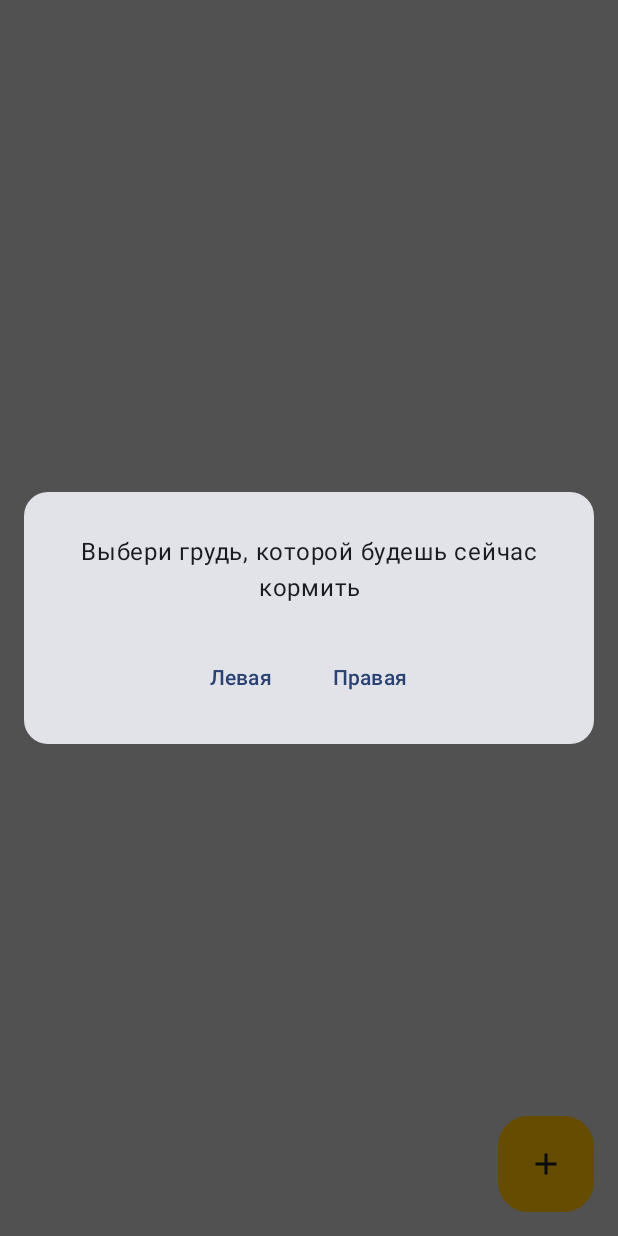
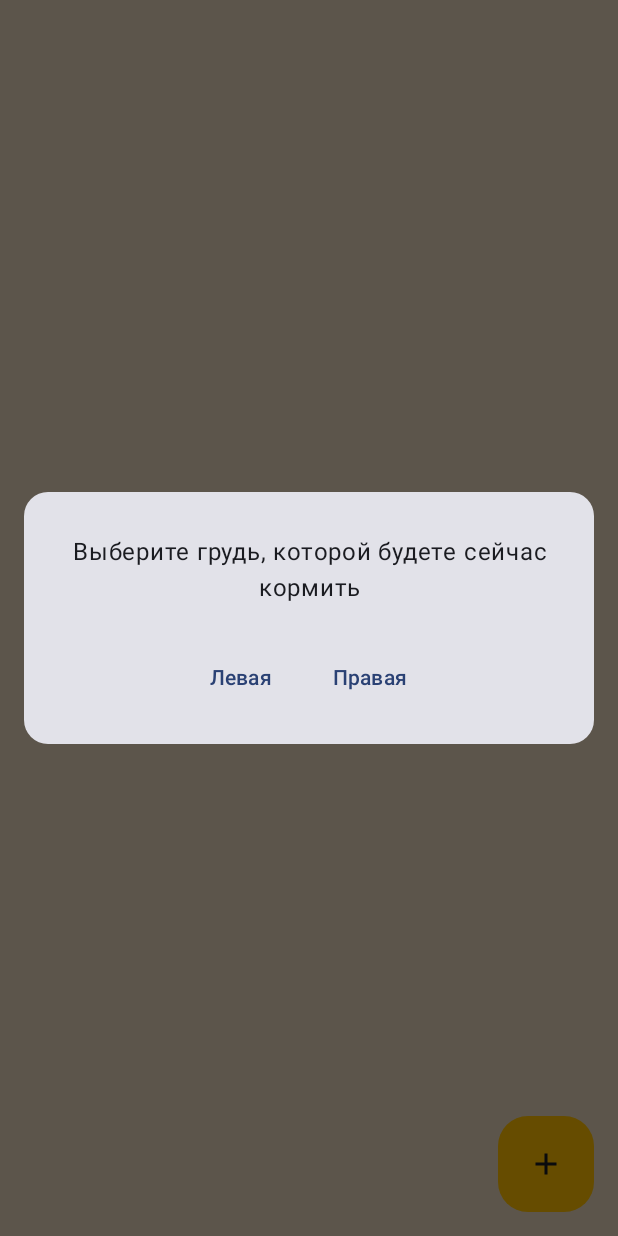
Before and after one commit to tyupik/teating, an Android app built with Jetpack Compose: the composable EatingListView shown on its own in the app's theme, after a tap on "Добавить", on a phone screen of 412 x 824 dp. Run offline under Robolectric (Android 15) with nearby library versions, the phone set to English and light mode, and no system bars; our stand-ins replace Dagger/Hilt's generated code.

Commit message:
app v1.1: - added empty state - added loading indicator - changed colors - added animations - code was improvement - app version

```diff
--- a/app/build.gradle.kts
+++ b/app/build.gradle.kts
@@ -14,8 +14,8 @@ android {
         applicationId = "com.tyupik.teating"
         minSdk = 24
         targetSdk = 33
-        versionCode = 1
-        versionName = "1.0"
+        versionCode = 2
+        versionName = "1.1"
 
         testInstrumentationRunner = "androidx.test.runner.AndroidJUnitRunner"
         vectorDrawables {
--- a/app/src/main/java/com/tyupik/teating/ui/eating_list/EatingListViewModel.kt
+++ b/app/src/main/java/com/tyupik/teating/ui/eating_list/EatingListViewModel.kt
@@ -5,7 +5,7 @@ import androidx.lifecycle.viewModelScope
 import com.tyupik.teating.business.EatingListInteractor
 import com.tyupik.teating.ui.eating_list.compose.EatingListState
 import com.tyupik.teating.ui.eating_list.compose.EatingListState.DataShowState
-import com.tyupik.teating.ui.eating_list.compose.EatingListState.DialogState
+import com.tyupik.teating.ui.eating_list.compose.EatingListState.LoadingState
 import com.tyupik.teating.ui.eating_list.model.EatingItem
 import com.tyupik.teating.ui.eating_list.model.Side
 import dagger.hilt.android.lifecycle.HiltViewModel
@@ -19,8 +19,7 @@ class EatingListViewModel @Inject constructor(
     private val interactor: EatingListInteractor,
 ) : ViewModel() {
 
-    private val _composeState: MutableStateFlow<EatingListState> =
-        MutableStateFlow(DataShowState(emptyList()))
+    private val _composeState: MutableStateFlow<EatingListState> = MutableStateFlow(LoadingState)
     val composeState: StateFlow<EatingListState>
         get() = _composeState
 
@@ -30,23 +29,10 @@ class EatingListViewModel @Inject constructor(
         loadData()
     }
 
-    fun loadData() {
-        viewModelScope.launch {
-            uiData = interactor.getEatingList()
-            _composeState.tryEmit(DataShowState(uiData))
-        }
-    }
-
     fun onRemoveClick(id: String) {
         viewModelScope.launch {
             interactor.removeItem(id)
             loadData()
-        }
-    }
-
-    fun onAddClick() {
-        viewModelScope.launch {
-            _composeState.tryEmit(DialogState)
         }
     }
 
@@ -57,4 +43,11 @@ class EatingListViewModel @Inject constructor(
         }
     }
 
+    private fun loadData() {
+        viewModelScope.launch {
+            uiData = interactor.getEatingList()
+            _composeState.tryEmit(DataShowState(uiData))
+        }
+    }
+
 }
--- a/app/src/main/java/com/tyupik/teating/ui/eating_list/compose/BreastDialog.kt
+++ b/app/src/main/java/com/tyupik/teating/ui/eating_list/compose/BreastDialog.kt
@@ -25,8 +25,9 @@ import com.tyupik.teating.ui.eating_list.model.Side
 fun BreastDialog(
     onButtonClick: (Side) -> Unit,
     onDismiss: () -> Unit,
+    onDismissWithoutScroll: () -> Unit,
 ) {
-    Dialog(onDismissRequest = { onDismiss() }) {
+    Dialog(onDismissRequest = { onDismissWithoutScroll() }) {
         Card(
             modifier = Modifier
                 .fillMaxWidth()
@@ -53,13 +54,17 @@ fun BreastDialog(
                     TextButton(
                         onClick = {
                             onButtonClick(Side.LEFT)
+                            onDismiss()
                         },
                         modifier = Modifier.padding(8.dp),
                     ) {
                         Text(stringResource(R.string.left))
                     }
                     TextButton(
-                        onClick = { onButtonClick(Side.RIGHT) },
+                        onClick = {
+                            onButtonClick(Side.RIGHT)
+                            onDismiss()
+                        },
                         modifier = Modifier.padding(8.dp),
                     ) {
                         Text(stringResource(R.string.right))
--- a/app/src/main/java/com/tyupik/teating/ui/eating_list/compose/EatingListItems.kt
+++ b/app/src/main/java/com/tyupik/teating/ui/eating_list/compose/EatingListItems.kt
@@ -1,6 +1,8 @@
 package com.tyupik.teating.ui.eating_list.compose
 
+import androidx.compose.foundation.ExperimentalFoundationApi
 import androidx.compose.foundation.background
+import androidx.compose.foundation.layout.Arrangement
 import androidx.compose.foundation.layout.Column
 import androidx.compose.foundation.layout.Row
 import androidx.compose.foundation.layout.Spacer
@@ -8,48 +10,51 @@ import androidx.compose.foundation.layout.fillMaxSize
 import androidx.compose.foundation.layout.fillMaxWidth
 import androidx.compose.foundation.layout.height
 import androidx.compose.foundation.layout.padding
-import androidx.compose.foundation.rememberScrollState
+import androidx.compose.foundation.lazy.LazyColumn
+import androidx.compose.foundation.lazy.LazyListState
+import androidx.compose.foundation.lazy.itemsIndexed
 import androidx.compose.foundation.shape.RoundedCornerShape
-import androidx.compose.foundation.verticalScroll
 import androidx.compose.material.icons.Icons
 import androidx.compose.material.icons.filled.Clear
 import androidx.compose.material3.Icon
 import androidx.compose.material3.IconButton
 import androidx.compose.material3.Text
 import androidx.compose.runtime.Composable
+import androidx.compose.ui.Alignment
 import androidx.compose.ui.Modifier
 import androidx.compose.ui.draw.clip
-import androidx.compose.ui.graphics.Color
 import androidx.compose.ui.graphics.Color.Companion.White
 import androidx.compose.ui.res.stringResource
+import androidx.compose.ui.text.style.TextAlign
 import androidx.compose.ui.unit.dp
+import androidx.compose.ui.unit.sp
 import com.tyupik.teating.R
 import com.tyupik.teating.ui.eating_list.model.EatingItem
+import com.tyupik.teating.ui.theme.BackgroundCard
 
+@OptIn(ExperimentalFoundationApi::class)
 @Composable
 fun EatingListItems(
     uiData: List<EatingItem>,
+    listState: LazyListState,
     onRemoveClick: (String) -> Unit = {},
 ) {
     Column(
-        Modifier
+        modifier = Modifier
             .fillMaxSize()
-            .verticalScroll(rememberScrollState())
-            .background(color = Color.LightGray)
             .padding(horizontal = 16.dp)
             .padding(top = 8.dp)
     ) {
-        uiData.forEach { item ->
-            Column {
-                Spacer(
-                    modifier = Modifier
-                        .height(4.dp)
-                        .background(color = Color.LightGray)
-                )
+        if (uiData.isNotEmpty()) {
+            LazyColumn(state = listState, modifier = Modifier.fillMaxSize()) {
+                itemsIndexed(items = uiData, key = { _, item -> item.id }) { index, item ->
+                    val color = if (index == 0) BackgroundCard else White
+                    Column(Modifier.animateItemPlacement()) {
+                        Spacer(modifier = Modifier.height(4.dp))
                         Row(
                             Modifier
                                 .clip(shape = RoundedCornerShape(20.dp))
-                        .background(color = White)
+                                .background(color = color)
                                 .padding(horizontal = 8.dp)
                                 .fillMaxWidth()
                         ) {
@@ -74,13 +79,25 @@ fun EatingListItems(
                                 )
                             }
                         }
-                Spacer(
-                    modifier = Modifier
-                        .height(4.dp)
-                        .background(color = Color.LightGray)
-                )
-            }
-
+                        Spacer(modifier = Modifier.height(4.dp))
                     }
                 }
             }
+        } else {
+            Column(
+                modifier = Modifier.fillMaxSize(),
+                verticalArrangement = Arrangement.Center,
+                horizontalAlignment = Alignment.CenterHorizontally
+            ) {
+                Text(
+                    text = stringResource(R.string.click_plus),
+                    textAlign = TextAlign.Center,
+                    modifier = Modifier
+                        .padding(16.dp)
+                        .align(alignment = Alignment.CenterHorizontally),
+                    fontSize = 19.sp
+                )
+            }
+        }
+    }
+}
--- a/app/src/main/java/com/tyupik/teating/ui/eating_list/compose/EatingListState.kt
+++ b/app/src/main/java/com/tyupik/teating/ui/eating_list/compose/EatingListState.kt
@@ -5,6 +5,6 @@ import com.tyupik.teating.ui.eating_list.model.EatingItem
 sealed class EatingListState {
 
     data class DataShowState(val items: List<EatingItem>) : EatingListState()
-    object DialogState : EatingListState()
+    object LoadingState : EatingListState()
 
 }
--- a/app/src/main/java/com/tyupik/teating/ui/eating_list/compose/EatingListView.kt
+++ b/app/src/main/java/com/tyupik/teating/ui/eating_list/compose/EatingListView.kt
@@ -1,18 +1,24 @@
 package com.tyupik.teating.ui.eating_list.compose
 
 import androidx.compose.foundation.background
+import androidx.compose.foundation.clickable
 import androidx.compose.foundation.layout.Box
 import androidx.compose.foundation.layout.fillMaxSize
 import androidx.compose.foundation.layout.padding
 import androidx.compose.foundation.layout.size
+import androidx.compose.foundation.lazy.rememberLazyListState
 import androidx.compose.foundation.shape.RoundedCornerShape
 import androidx.compose.material.icons.Icons
 import androidx.compose.material.icons.filled.Add
+import androidx.compose.material3.CircularProgressIndicator
 import androidx.compose.material3.Icon
-import androidx.compose.material3.IconButton
 import androidx.compose.runtime.Composable
 import androidx.compose.runtime.collectAsState
 import androidx.compose.runtime.getValue
+import androidx.compose.runtime.mutableStateOf
+import androidx.compose.runtime.remember
+import androidx.compose.runtime.rememberCoroutineScope
+import androidx.compose.runtime.setValue
 import androidx.compose.ui.Alignment
 import androidx.compose.ui.Modifier
 import androidx.compose.ui.draw.clip
@@ -22,37 +28,66 @@ import androidx.compose.ui.unit.dp
 import com.tyupik.teating.R
 import com.tyupik.teating.ui.eating_list.EatingListViewModel
 import com.tyupik.teating.ui.eating_list.compose.EatingListState.DataShowState
-import com.tyupik.teating.ui.eating_list.compose.EatingListState.DialogState
+import com.tyupik.teating.ui.eating_list.compose.EatingListState.LoadingState
+import com.tyupik.teating.ui.theme.BackgroundCommon
+import kotlinx.coroutines.delay
+import kotlinx.coroutines.launch
 
 @Composable
 fun EatingListView(viewModel: EatingListViewModel) {
     val state: EatingListState by viewModel.composeState.collectAsState()
+    var openDialog by remember { mutableStateOf(false) }
+    val listState = rememberLazyListState()
+    val coroutineScope = rememberCoroutineScope()
 
     Box(
-        Modifier.fillMaxSize()
+        Modifier
+            .fillMaxSize()
+            .background(color = BackgroundCommon)
     ) {
         when (val viewState = state) {
-            is DataShowState -> EatingListItems(viewState.items, viewModel::onRemoveClick)
-            is DialogState -> {
-                EatingListItems(viewModel.uiData)
-                BreastDialog(viewModel::onBreastDialogSelected, viewModel::loadData)
+            is DataShowState -> {
+                EatingListItems(
+                    uiData = viewState.items,
+                    listState = listState,
+                    onRemoveClick = viewModel::onRemoveClick
+                )
             }
+            is LoadingState -> {
+                CircularProgressIndicator(
+                    modifier = Modifier.align(Alignment.Center),
+                )
+            }
+        }
+
+        if (openDialog) {
+            BreastDialog(
+                onButtonClick = viewModel::onBreastDialogSelected,
+                onDismiss = {
+                    coroutineScope.launch {
+                        delay(200)
+                        listState.animateScrollToItem(0)
+                    }
+                    openDialog = false
+                },
+                onDismissWithoutScroll = { openDialog = false }
+            )
         }
 
         Box(modifier = Modifier
             .padding(16.dp)
             .align(Alignment.BottomEnd)
+            .clip(shape = RoundedCornerShape(20.dp))
+            .background(color = Color(0xffffbf00))
+            .size(64.dp)
+            .clickable { openDialog = true }
+
         ) {
-            IconButton(
-                modifier = Modifier
-                    .clip(shape = RoundedCornerShape(20.dp))
-                    .background(color = Color(0xffffbf00))
-                    .size(64.dp)
-                    .align(Alignment.Center),
-                onClick = viewModel::onAddClick
-            ) {
-                Icon(Icons.Filled.Add, contentDescription = stringResource(R.string.add))
-            }
+            Icon(
+                imageVector = Icons.Filled.Add,
+                contentDescription = stringResource(R.string.add),
+                modifier = Modifier.align(Alignment.Center),
+            )
         }
     }
 }
--- a/app/src/main/java/com/tyupik/teating/ui/theme/Color.kt
+++ b/app/src/main/java/com/tyupik/teating/ui/theme/Color.kt
@@ -9,3 +9,6 @@ val Pink80 = Color(0xFFEFB8C8)
 val Purple40 = Color(0xFF6650a4)
 val PurpleGrey40 = Color(0xFF625b71)
 val Pink40 = Color(0xFF7D5260)
+
+val BackgroundCommon = Color(0xFFE6D6BB)
+val BackgroundCard = Color(0xFFC3BEB1)
--- a/app/src/main/java/com/tyupik/teating/ui/theme/Theme.kt
+++ b/app/src/main/java/com/tyupik/teating/ui/theme/Theme.kt
@@ -10,7 +10,6 @@ import androidx.compose.material3.dynamicLightColorScheme
 import androidx.compose.material3.lightColorScheme
 import androidx.compose.runtime.Composable
 import androidx.compose.runtime.SideEffect
-import androidx.compose.ui.graphics.Color
 import androidx.compose.ui.graphics.toArgb
 import androidx.compose.ui.platform.LocalContext
 import androidx.compose.ui.platform.LocalView
@@ -48,7 +47,7 @@ fun TeatingTheme(
     if (!view.isInEditMode) {
         SideEffect {
             val window = (view.context as Activity).window
-            window.statusBarColor = Color.LightGray.toArgb()
+            window.statusBarColor = BackgroundCommon.toArgb()
             WindowCompat.getInsetsController(window, view).isAppearanceLightStatusBars = darkTheme
         }
     }
--- a/app/src/main/res/values/strings.xml
+++ b/app/src/main/res/values/strings.xml
@@ -2,7 +2,8 @@
     <string name="app_name">Teating</string>
     <string name="add">Добавить</string>
     <string name="remove">Удалить</string>
-    <string name="select_breast">Выбери грудь, которой будешь сейчас кормить</string>
+    <string name="select_breast">Выберите грудь, которой будете сейчас кормить</string>
     <string name="left">Левая</string>
     <string name="right">Правая</string>
+    <string name="click_plus">Нажмите «+», чтобы выбрать грудь для кормления</string>
 </resources>
```
Lines whose indentation alone changed are shown as unchanged.
